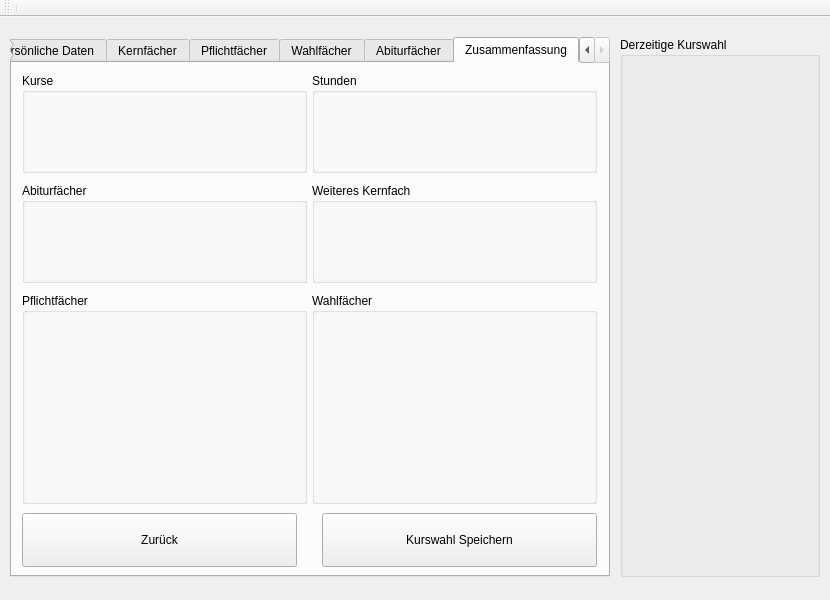
The window that mainwindow.ui (TLacmann/Dictus) describes before a commit, drawn with Qt 5.
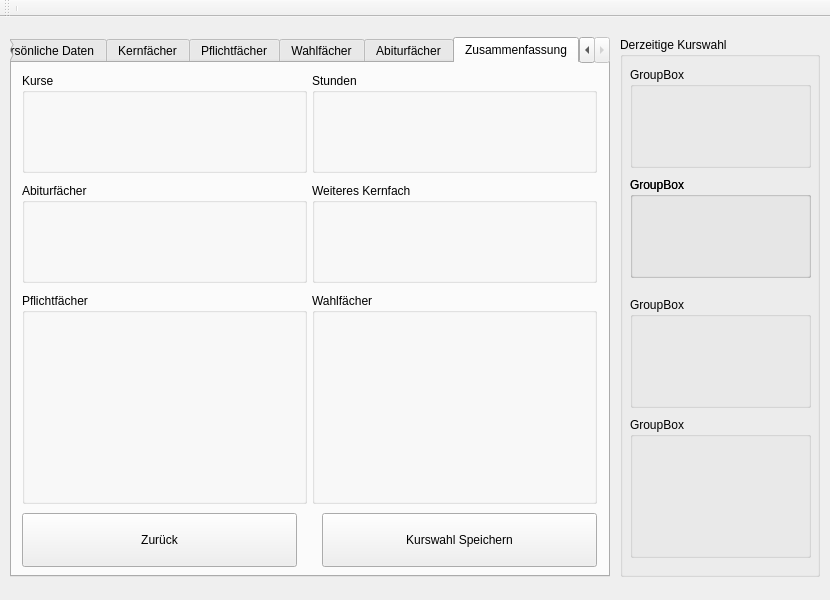
The same window after the commit. The open tabs and pages were chosen to show the change.

```diff
--- a/mainwindow.ui
+++ b/mainwindow.ui
@@ -1140,6 +1140,71 @@
     <property name="title">
      <string>Derzeitige Kurswahl</string>
     </property>
+    <widget class="QGroupBox" name="groupBox_16">
+     <property name="geometry">
+      <rect>
+       <x>10</x>
+       <y>30</y>
+       <width>181</width>
+       <height>101</height>
+      </rect>
+     </property>
+     <property name="title">
+      <string>GroupBox</string>
+     </property>
+    </widget>
+    <widget class="QGroupBox" name="groupBox_17">
+     <property name="geometry">
+      <rect>
+       <x>10</x>
+       <y>140</y>
+       <width>181</width>
+       <height>101</height>
+      </rect>
+     </property>
+     <property name="title">
+      <string>GroupBox</string>
+     </property>
+     <widget class="QGroupBox" name="groupBox_18">
+      <property name="geometry">
+       <rect>
+        <x>0</x>
+        <y>0</y>
+        <width>181</width>
+        <height>101</height>
+       </rect>
+      </property>
+      <property name="title">
+       <string>GroupBox</string>
+      </property>
+     </widget>
+    </widget>
+    <widget class="QGroupBox" name="groupBox_19">
+     <property name="geometry">
+      <rect>
+       <x>10</x>
+       <y>260</y>
+       <width>181</width>
+       <height>111</height>
+      </rect>
+     </property>
+     <property name="title">
+      <string>GroupBox</string>
+     </property>
+    </widget>
+    <widget class="QGroupBox" name="groupBox_20">
+     <property name="geometry">
+      <rect>
+       <x>10</x>
+       <y>380</y>
+       <width>181</width>
+       <height>141</height>
+      </rect>
+     </property>
+     <property name="title">
+      <string>GroupBox</string>
+     </property>
+    </widget>
    </widget>
   </widget>
   <widget class="QMenuBar" name="menuBar">
```
Left out of the diff: 2 changed lines with no effect on the pictures.
